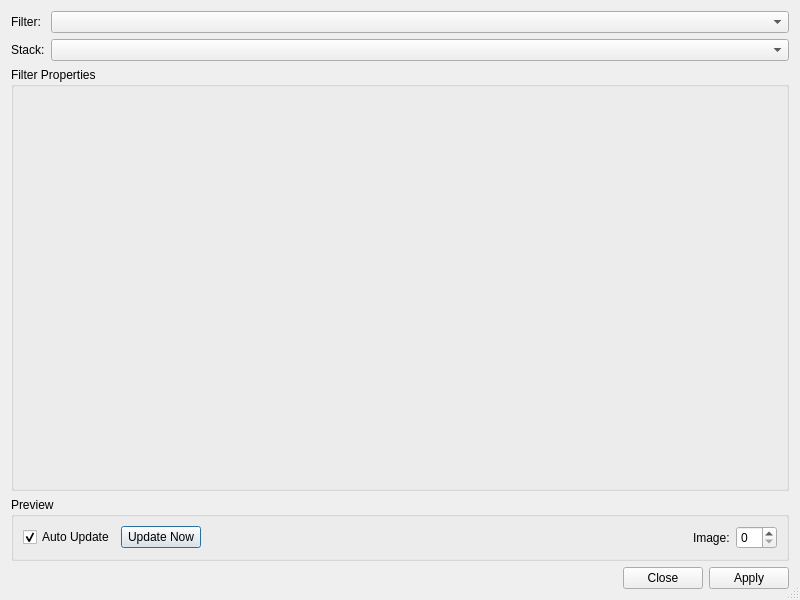
First picture: the form in mantidimaging/gui/ui/filters_window.ui, repository mantidproject/mantidimaging, before the edit.
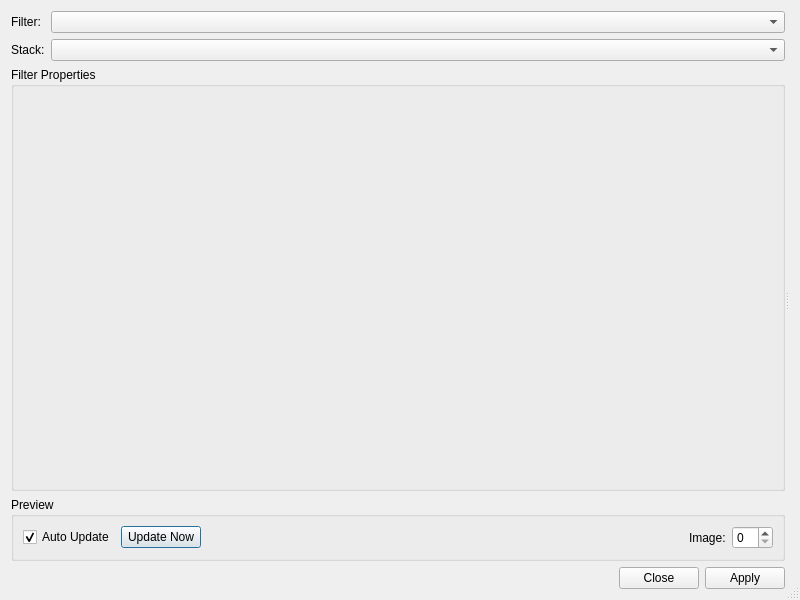
Second picture: the form after the edit.

Commit message:
Put the two halves of the filter window in a splitter
Re #120

Patch:
```diff
--- a/mantidimaging/gui/ui/filters_window.ui
+++ b/mantidimaging/gui/ui/filters_window.ui
@@ -18,7 +18,21 @@
   </property>
   <layout class="QHBoxLayout" name="mainLayout">
    <item>
-    <layout class="QVBoxLayout" name="verticalLayout">
+    <widget class="QSplitter" name="splitter">
+     <property name="orientation">
+      <enum>Qt::Horizontal</enum>
+     </property>
+     <property name="opaqueResize">
+      <bool>true</bool>
+     </property>
+     <property name="childrenCollapsible">
+      <bool>true</bool>
+     </property>
+     <widget class="QWidget" name="">
+      <layout class="QVBoxLayout" name="filterLayout">
+       <property name="sizeConstraint">
+        <enum>QLayout::SetDefaultConstraint</enum>
+       </property>
      <item>
       <layout class="QFormLayout" name="optionsLayout">
        <property name="fieldGrowthPolicy">
@@ -130,9 +144,11 @@
       </widget>
      </item>
     </layout>
-   </item>
-   <item>
-    <layout class="QVBoxLayout" name="mplLayout"/>
+     </widget>
+     <widget class="QWidget" name="">
+      <layout class="QVBoxLayout" name="mplLayout" stretch=""/>
+     </widget>
+    </widget>
    </item>
   </layout>
  </widget>
```
Left out of the diff: 2 changed lines with no effect on the pictures. Lines whose indentation alone changed are shown as unchanged.
